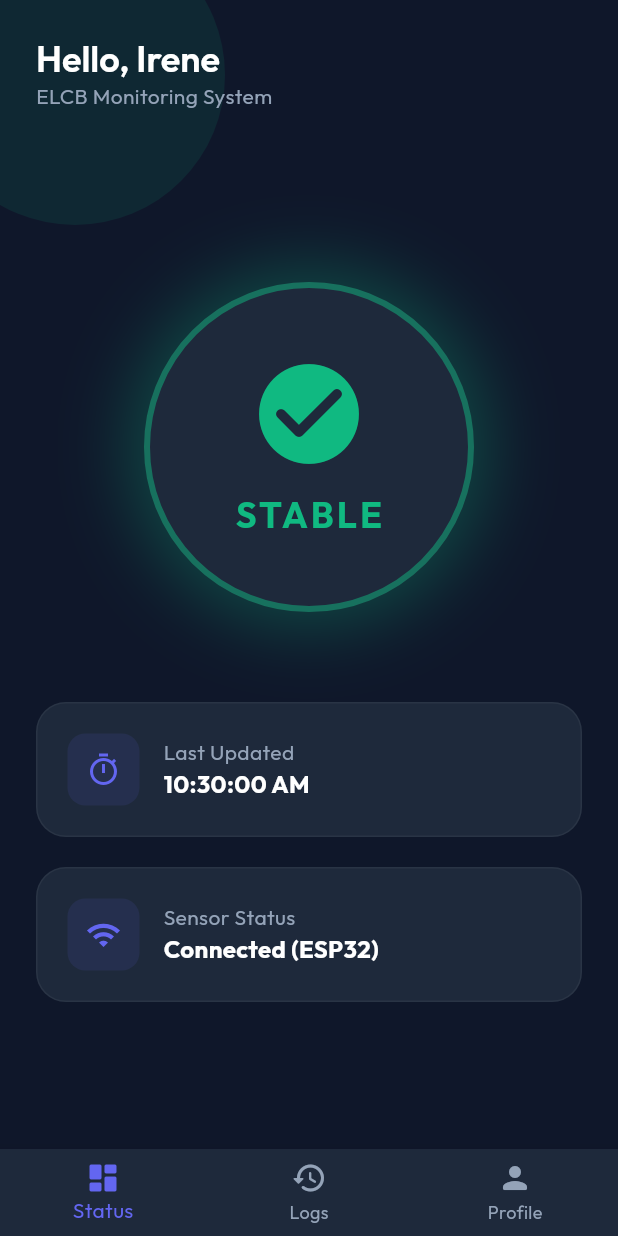
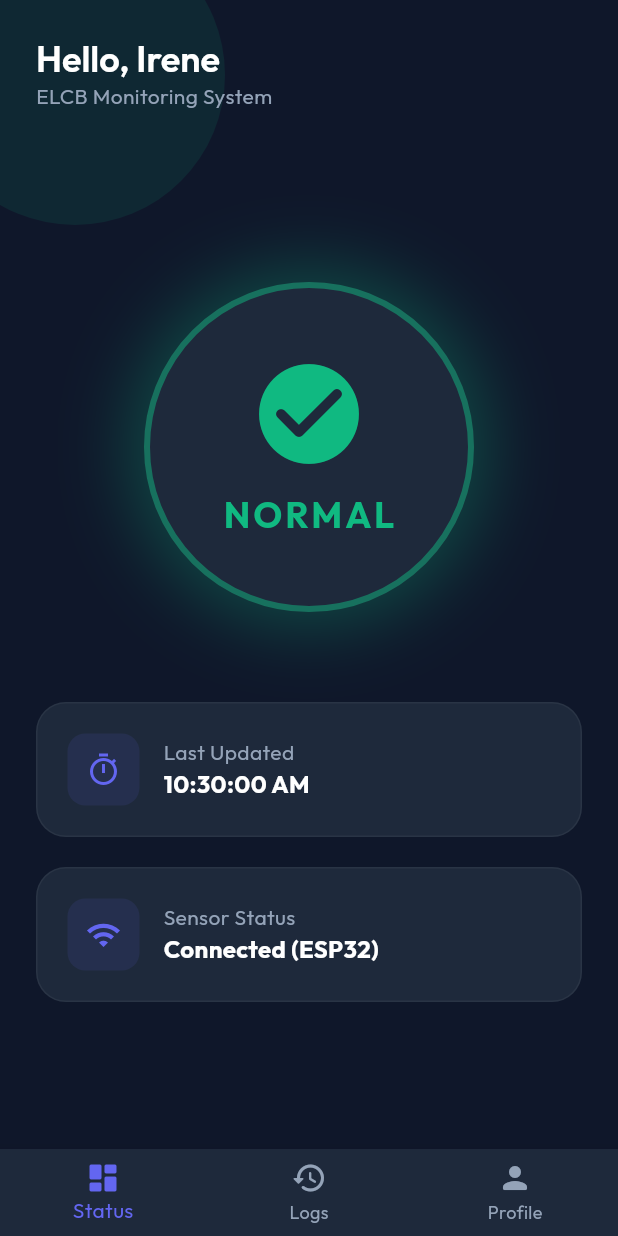
Before and after one commit to Irenesabu28/Miniproject, a Flutter app: the screen it shows once a user with an empty profile is signed in, on a phone screen of 412 x 824 dp. Run offline on Flutter 3.47's test engine with Material 3 defaults, Android fonts, the phone set to English and light mode, and no system bars; our stand-ins replace animate_do, firebase_auth, firebase_core, firebase_database, google_fonts; accounts and stored records are empty.

Commit message:
17th commit firebase setup completed

```diff
--- a/lib/main.dart
+++ b/lib/main.dart
@@ -3,35 +3,18 @@ import 'package:firebase_core/firebase_core.dart';
 import 'utils/theme.dart';
 import 'screens/get_started.dart';
 import 'screens/home.dart';
-
 import 'package:firebase_auth/firebase_auth.dart';
 import 'screens/auth.dart';
 import 'services/firebase_service.dart';
 
 void main() async {
   WidgetsFlutterBinding.ensureInitialized();
-
-  try {
-    // For Web, you MUST provide FirebaseOptions.
-    await Firebase.initializeApp(
-      options: const FirebaseOptions(
-        apiKey: "AIzaSy... (Get from Firebase Console)",
-        appId: "1:665406... (Get from Firebase Console)",
-        messagingSenderId: "...",
-        projectId: "miniproject-fc41e",
-        databaseURL: "https://miniproject-fc41e-default-rtdb.firebaseio.com/",
-        storageBucket: "miniproject-fc41e.appspot.com",
-      ),
-    );
-  } catch (e) {
-    debugPrint("Firebase initialization failed: $e");
-  }
-
-  runApp(const ELCBMonitorApp());
+  await Firebase.initializeApp();
+  runApp(const MyApp());
 }
 
-class ELCBMonitorApp extends StatelessWidget {
-  const ELCBMonitorApp({super.key});
+class MyApp extends StatelessWidget {
+  const MyApp({super.key});
 
   @override
   Widget build(BuildContext context) {
--- a/lib/models/models.dart
+++ b/lib/models/models.dart
@@ -1,28 +1,32 @@
 class UserModel {
   String name;
+  String email;
   String phone;
   String address;
-  String consumerNumber;
+  String consumerNumber; // Maps to consumer_number in JSON
 
   UserModel({
-    this.name = 'Irene Sabu',
-    this.phone = '+91 9876543210',
-    this.address = '123, Green Valley, Kerala, India',
-    this.consumerNumber = 'ELCB-7788-2026',
+    this.name = 'Irene',
+    this.email = 'irene@gmail.com',
+    this.phone = '9876543210',
+    this.address = 'Thrissur',
+    this.consumerNumber = '123456789',
   });
 
   Map<String, dynamic> toJson() => {
     'name': name,
+    'email': email,
     'phone': phone,
     'address': address,
-    'consumerNumber': consumerNumber,
+    'consumer_number': consumerNumber,
   };
 
   factory UserModel.fromJson(Map<String, dynamic> json) => UserModel(
     name: json['name'] ?? '',
+    email: json['email'] ?? '',
     phone: json['phone'] ?? '',
     address: json['address'] ?? '',
-    consumerNumber: json['consumerNumber'] ?? '',
+    consumerNumber: json['consumer_number'] ?? '',
   );
 }
 
--- a/lib/screens/home.dart
+++ b/lib/screens/home.dart
@@ -52,8 +52,8 @@ class _HomePageState extends State<HomePage> {
     return StreamBuilder<String>(
       stream: _firebaseService.statusStream,
       builder: (context, snapshot) {
-        final status = snapshot.data ?? 'stable';
-        final isTripped = status.toLowerCase() == 'tripped';
+        final status = snapshot.data ?? 'NORMAL';
+        final isTripped = status.toUpperCase() == 'TRIPPED';
 
         return Stack(
           children: [
--- a/lib/services/firebase_service.dart
+++ b/lib/services/firebase_service.dart
@@ -49,15 +49,15 @@ class FirebaseService {
   }
 
   // Scoped Data Paths
-  String? get _userPath => currentUser?.uid != null ? 'users/${currentUser!.uid}' : null;
+  String? get _userPath => currentUser?.uid != null ? 'database/users/${currentUser!.uid}' : null;
 
   // Listen to current ELCB status
   Stream<String> get statusStream {
     if (!_initialized || _db == null || _userPath == null) {
-      return Stream.periodic(const Duration(seconds: 5), (i) => i % 10 == 0 ? 'tripped' : 'stable').startWith('stable');
+      return Stream.periodic(const Duration(seconds: 5), (i) => i % 10 == 0 ? 'TRIPPED' : 'NORMAL').startWith('NORMAL');
     }
-    return _db!.ref('$_userPath/status/current').onValue.map((event) {
-      return event.snapshot.value?.toString() ?? 'stable';
+    return _db!.ref('$_userPath/ELCB_SYSTEM/status').onValue.map((event) {
+      return event.snapshot.value?.toString() ?? 'NORMAL';
     });
   }
 
@@ -65,9 +65,7 @@ class FirebaseService {
   Stream<List<TripLog>> get tripLogsStream {
     if (!_initialized || _db == null || _userPath == null) {
       return Stream.value([
-        TripLog(timestamp: DateTime.now().subtract(const Duration(days: 1)), isTripped: true, description: "System Trip"),
-        TripLog(timestamp: DateTime.now().subtract(const Duration(days: 2, hours: 5)), isTripped: true, description: "Voltage drop"),
-        TripLog(timestamp: DateTime.now().subtract(const Duration(days: 3, hours: 2)), isTripped: true, description: "Manual test"),
+        TripLog(timestamp: DateTime.now().subtract(const Duration(days: 1)), isTripped: true, description: "TRIPPED"),
       ]);
     }
     return _db!.ref('$_userPath/logs').onValue.map((event) {
@@ -77,10 +75,20 @@ class FirebaseService {
       if (data != null) {
         data.forEach((key, value) {
           final logMap = value as Map<dynamic, dynamic>;
+          final dateStr = logMap['date'] ?? '';
+          final timeStr = logMap['time'] ?? '';
+
+          DateTime timestamp;
+          try {
+            timestamp = DateTime.parse('$dateStr $timeStr');
+          } catch (e) {
+            timestamp = DateTime.now();
+          }
+
           logs.add(TripLog(
-            timestamp: DateTime.parse(logMap['timestamp'] ?? DateTime.now().toIso8601String()),
-            isTripped: true,
-            description: logMap['reason'] ?? 'ELCB Tripped',
+            timestamp: timestamp,
+            isTripped: logMap['status'] == 'TRIPPED',
+            description: logMap['status'] ?? 'Unknown',
           ));
         });
         logs.sort((a, b) => b.timestamp.compareTo(a.timestamp));
@@ -115,12 +123,20 @@ class FirebaseService {
   Future<void> resetDatabase() async {
     if (!_initialized || _db == null || _userPath == null) return;
 
+    final now = DateTime.now();
+    final dateStr = "${now.year}-${now.month.toString().padLeft(2,'0')}-${now.day.toString().padLeft(2,'0')}";
+    final timeStr = "${now.hour.toString().padLeft(2,'0')}:${now.minute.toString().padLeft(2,'0')}";
+
     await _db!.ref(_userPath).set({
-      "status": {"current": "stable"},
+      "ELCB_SYSTEM": {
+        "status": "NORMAL",
+        "last_updated": "$dateStr $timeStr"
+      },
       "logs": {
         "init": {
-          "timestamp": DateTime.now().toIso8601String(),
-          "reason": "Database Reset"
+          "status": "NORMAL",
+          "date": dateStr,
+          "time": timeStr
         }
       },
       "profile": UserModel().toJson()
--- a/pubspec.yaml
+++ b/pubspec.yaml
@@ -38,9 +38,9 @@ dependencies:
   shared_preferences: ^2.5.4
   intl: ^0.20.2
   animate_do: ^4.2.0
-  firebase_core: ^4.5.0
-  firebase_database: ^12.1.4
-  firebase_auth: ^6.2.0
+  firebase_core: ^2.25.4
+  firebase_database: ^10.4.5
+  firebase_auth: ^4.17.4
 
 dev_dependencies:
   flutter_test:
```
Also changed, not shown: pubspec.lock, 3 other files.
